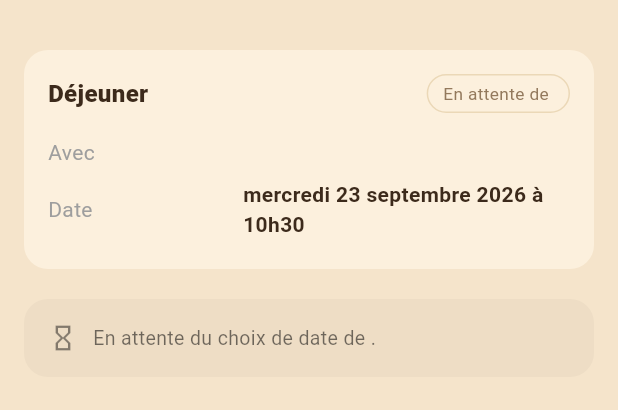
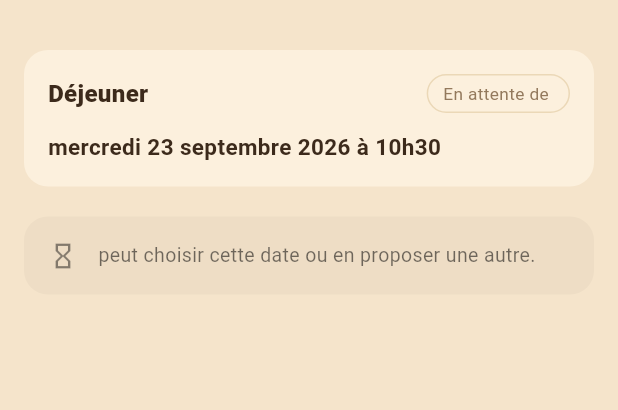
Before and after one commit to kevinarner/le_pacte, a Flutter app: the DetailPacteScreen screen opened directly with empty values, on a phone screen of 412 x 824 dp, the part 58-468 px from its top. Run offline on Flutter 3.47's test engine with Material 3 defaults, Android fonts, the phone set to English and light mode, and no system bars; our stand-ins replace firebase_core, firebase_messaging, image_picker, supabase_flutter; missing offline and left inert: dart:js_interop; accounts and stored records are empty; Roboto replaces fonts that are missing (Georgia).

Commit message:
Micro-itération UX : ordre, wording, fiche d'un Swend scellé
Réordonne "Mes Swends" (mon tour, puis scellé trié chronologiquement,
puis en attente de l'autre, puis terminé/annulé), centralise
l'extraction du prénom (lib/utils/noms.dart) utilisée pour les badges
et la notification de message du hub, reformule le message d'attente
d'un Swend non scellé en langage naturel, corrige le singulier/pluriel
de "Date(s) proposée(s)", et épure la fiche d'un Swend scellé (plus de
ligne "Avec X" redondante, date sans étiquette, lien de réservation au
lieu de l'URL brute).

Co-Authored-By: Claude Sonnet 5 <noreply@anthropic.com>
Claude-Session: https://claude.ai/code/session_016L6SUTJygDZPTq4He5HGk8

```diff
--- a/lib/screens/accueil/accueil_screen.dart
+++ b/lib/screens/accueil/accueil_screen.dart
@@ -7,6 +7,7 @@ import '../../services/app_store.dart';
 import '../../services/pacte_repository.dart';
 import '../../theme/app_theme.dart';
 import '../../utils/date_fr.dart';
+import '../../utils/noms.dart';
 import '../detail_pacte/detail_pacte_screen.dart';
 
 class AccueilScreen extends StatefulWidget {
@@ -106,8 +107,9 @@ class _AccueilScreenState extends State<AccueilScreen> {
     );
   }
 
-  /// Priorité d'affichage : mon tour à moi (0) < j'attends l'autre
-  /// partie (1) < scellé, trié chronologiquement dans ce groupe (2) <
+  /// Priorité d'affichage : mon tour à moi (0) < scellé, trié
+  /// chronologiquement dans ce groupe (1) < j'attends l'autre partie,
+  /// visible mais pas plus urgent qu'un scellé à venir (2) <
   /// terminé/annulé (3). Une seule solution de tri, pas de sections.
   int _priorite(Pacte p) {
     final jeSuisInitiateur = p.initiateur.idTitulaire == AppStore.moi.id;
@@ -116,12 +118,14 @@ class _AccueilScreenState extends State<AccueilScreen> {
         p.statut == StatutPacte.enAttenteChoixDateDestinataire ||
         p.statut == StatutPacte.enAttenteReponse;
     if (enNegociation) {
-      return pacteEstMonTour(p.statut, jeSuisInitiateur) ? 0 : 1;
+      return pacteEstMonTour(p.statut, jeSuisInitiateur) ? 0 : 2;
     }
-    if (p.statut == StatutPacte.confirme) return 2;
+    if (p.statut == StatutPacte.confirme) return 1;
     return 3;
   }
 
+  /// Tri stable même à priorité et date égales (ou absentes) : l'id
+  /// départage en dernier recours pour un ordre déterministe.
   void _trierParPriorite(List<Pacte> pactes) {
     pactes.sort((a, b) {
       final pa = _priorite(a);
@@ -129,15 +133,12 @@ class _AccueilScreenState extends State<AccueilScreen> {
       if (pa != pb) return pa.compareTo(pb);
       final da = a.dateRetenue;
       final db = b.dateRetenue;
-      if (da == null && db == null) return 0;
-      if (da == null) return 1;
-      if (db == null) return -1;
-      return da.compareTo(db);
+      if (da != null && db != null && da != db) return da.compareTo(db);
+      if (da == null && db != null) return 1;
+      if (da != null && db == null) return -1;
+      return a.id.compareTo(b.id);
     });
   }
-
-  String _prenom(String nomComplet) =>
-      nomComplet.trim().split(RegExp(r'\s+')).first;
 
   Widget _cardPacte(Pacte pacte) {
     final estInitiateur = pacte.initiateur.idTitulaire == AppStore.moi.id;
@@ -147,7 +148,7 @@ class _AccueilScreenState extends State<AccueilScreen> {
     final affichage = statutAffichagePourMoi(
       pacte.statut,
       jeSuisInitiateur: estInitiateur,
-      autrePrenom: _prenom(autreNom),
+      autrePrenom: prenomDe(autreNom),
     );
     final tag = affichage.style;
 
--- a/lib/screens/detail_pacte/detail_pacte_screen.dart
+++ b/lib/screens/detail_pacte/detail_pacte_screen.dart
@@ -7,6 +7,7 @@ import '../../models/type_repas.dart';
 import '../../services/app_store.dart';
 import '../../theme/app_theme.dart';
 import '../../utils/date_fr.dart';
+import '../../utils/noms.dart';
 import '../../widgets/ligne_info.dart';
 import 'bloc_attente.dart';
 import 'bloc_cascade.dart';
@@ -33,13 +34,11 @@ class _DetailPacteScreenState extends State<DetailPacteScreen> {
     final cotePartenaire = jeSuisInitiateur
         ? pacte.destinataire
         : pacte.initiateur;
+    final autrePrenom = prenomDe(cotePartenaire.nomTitulaire);
     final affichage = statutAffichagePourMoi(
       pacte.statut,
       jeSuisInitiateur: jeSuisInitiateur,
-      autrePrenom: cotePartenaire.nomTitulaire
-          .trim()
-          .split(RegExp(r'\s+'))
-          .first,
+      autrePrenom: autrePrenom,
     );
     final tag = affichage.style;
 
@@ -105,30 +104,47 @@ class _DetailPacteScreenState extends State<DetailPacteScreen> {
                     ],
                   ),
                   const SizedBox(height: 12),
-                  LigneInfo(label: 'Avec', valeur: cotePartenaire.nomTitulaire),
                   if (pacte.dateRetenue != null)
-                    LigneInfo(
-                      label: 'Date',
-                      valeur: formaterDateEtHeure(pacte.dateRetenue!),
+                    Text(
+                      formaterDateEtHeure(pacte.dateRetenue!),
+                      style: const TextStyle(
+                        fontWeight: FontWeight.w700,
+                        fontSize: 15,
+                      ),
                     )
                   else if (pacte.datesProposees.isNotEmpty)
                     LigneInfo(
-                      label: 'Dates proposées',
+                      label: pacte.datesProposees.length > 1
+                          ? 'Dates proposées'
+                          : 'Date proposée',
                       valeur: pacte.datesProposees
                           .map(formaterDateEtHeure)
                           .join(', '),
                     ),
                   if (pacte.restaurantRetenu != null) ...[
                     const Divider(height: 24),
-                    LigneInfo(
-                      label: 'Lieu',
-                      valeur: pacte.restaurantRetenu!.nom,
+                    Text(
+                      pacte.restaurantRetenu!.nom,
+                      style: const TextStyle(
+                        fontWeight: FontWeight.w700,
+                        fontSize: 15,
+                      ),
                     ),
-                    if (pacte.restaurantRetenu!.lien.isNotEmpty)
-                      LigneInfo(
-                        label: 'Lien',
-                        valeur: pacte.restaurantRetenu!.lien,
+                    if (pacte.restaurantRetenu!.lien.isNotEmpty) ...[
+                      const SizedBox(height: 4),
+                      InkWell(
+                        onTap: () =>
+                            _reserverLaTable(pacte.restaurantRetenu!.lien),
+                        child: const Text(
+                          'Voir le restaurant ↗',
+                          style: TextStyle(
+                            color: AppColors.accent,
+                            fontSize: 13,
+                            fontWeight: FontWeight.w600,
+                          ),
+                        ),
                       ),
+                    ],
                   ],
                 ],
               ),
@@ -152,8 +168,10 @@ class _DetailPacteScreenState extends State<DetailPacteScreen> {
           if (jAttendsLAutrePartie)
             BlocAttente(
               texte: pacte.statut == StatutPacte.enAttenteReponse
-                  ? 'En attente de la réponse de ${cotePartenaire.nomTitulaire}.'
-                  : 'En attente du choix de date de ${cotePartenaire.nomTitulaire}.',
+                  ? '$autrePrenom peut accepter ce Swend ou le refuser.'
+                  : pacte.datesProposees.length > 1
+                  ? '$autrePrenom peut choisir une de ces dates ou en proposer d\'autres.'
+                  : '$autrePrenom peut choisir cette date ou en proposer une autre.',
             ),
 
           // --- Cas : le pacte est confirmé, chacun peut déléguer sa présence ---
--- a/lib/screens/root/menu_principal_screen.dart
+++ b/lib/screens/root/menu_principal_screen.dart
@@ -7,6 +7,7 @@ import '../../services/app_store.dart';
 import '../../services/pacte_repository.dart';
 import '../../theme/app_theme.dart';
 import '../../utils/date_fr.dart';
+import '../../utils/noms.dart';
 import '../accueil/accueil_screen.dart';
 import '../creer_pacte/creer_pacte_screen.dart';
 import '../detail_pacte/chat_screen.dart';
@@ -234,7 +235,7 @@ class _MenuPrincipalScreenState extends State<MenuPrincipalScreen> {
   Widget _carteMessage(FilDeDiscussion fil) {
     final avecQui = fil.autrePartieNom;
     final base = avecQui != null && avecQui.trim().isNotEmpty
-        ? 'Swend avec $avecQui'
+        ? 'Swend avec ${prenomDe(avecQui)}'
         : 'Ton Swend';
     final contexte = fil.dateConcernee != null
         ? '$base · ${_libelleDateCourt(fil.dateConcernee!)} à ${formaterHeure(heureDe(fil.dateConcernee!))}'
--- /dev/null
+++ b/lib/utils/noms.dart
@@ -0,0 +1,5 @@
+/// Le prénom seul à partir d'un nom complet ("Kevin Arner" → "Kevin") —
+/// utilisé pour les badges et notifications, plus direct et humain
+/// qu'un nom complet.
+String prenomDe(String nomComplet) =>
+    nomComplet.trim().split(RegExp(r'\s+')).first;
```
Also changed, not shown: 1 other file.
